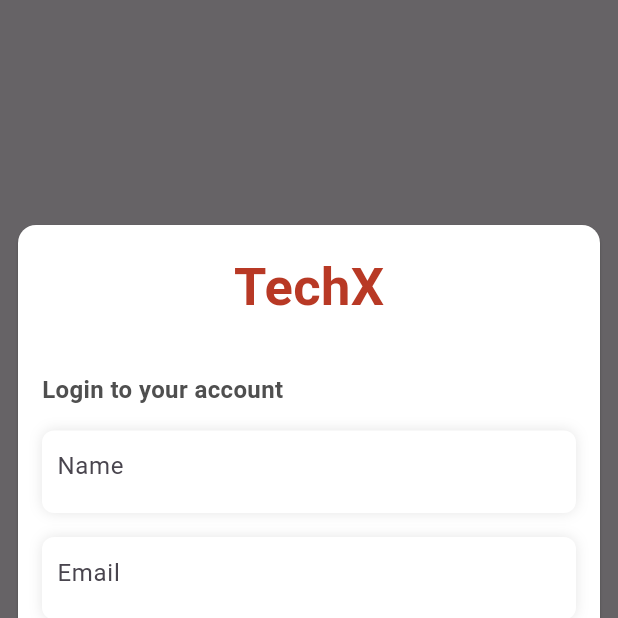
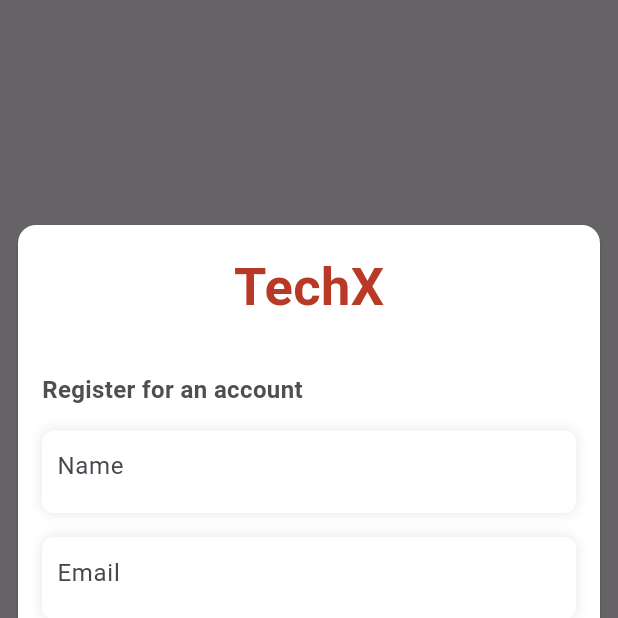
Before and after one commit to MohamadsFakih/TechX, a Flutter app: the SignUpScreen screen opened by its route, on a phone screen of 412 x 824 dp, the top half of it. Run offline on Flutter 3.47's test engine with Material 2 defaults, Android fonts, the phone set to English and light mode, and no system bars; drawn by our look-alikes of flutter_animate; our stand-ins replace accordion, cached_network_image, cloud_firestore, dartz, firebase_auth, firebase_core and 9 more; accounts and stored records are empty.

Commit message:
Fixed text error in the registration page

```diff
--- a/lib/features/register/presentation/screen/sign_up_screen.dart
+++ b/lib/features/register/presentation/screen/sign_up_screen.dart
@@ -132,7 +132,7 @@ class _SignUpScreenState extends State<SignUpScreen>
                             const Align(
                               alignment: Alignment.centerLeft,
                               child: Text(
-                                "Login to your account",
+                                "Register for an account",
                                 style: TextStyle(
                                   color: textColor,
                                   fontSize: 16,
```
